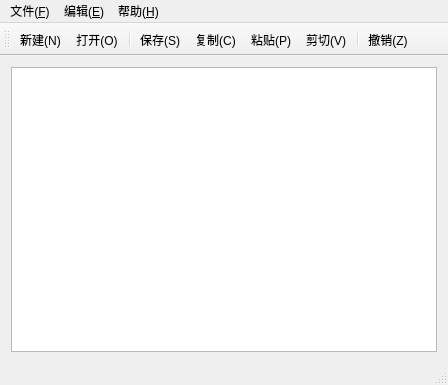
Above: mainwindow.ui from drcege/Notepad before the change. Below: the same form after it.
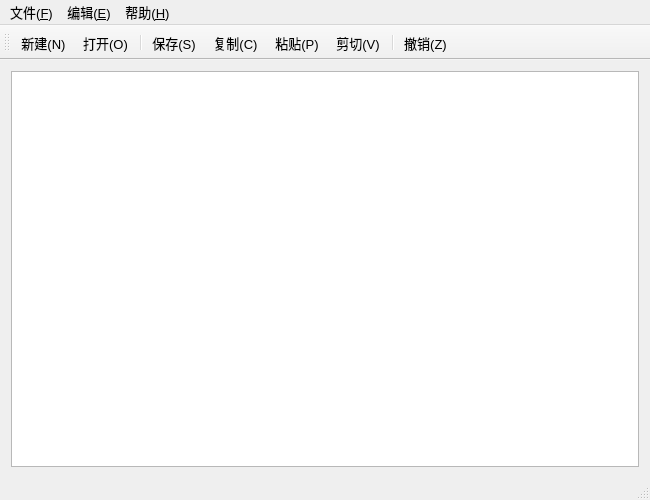
That is the form after the change. Icons and pictures are not drawn. Custom widgets are drawn as their Qt base class.

What changed in the file:
```diff
--- a/mainwindow.ui
+++ b/mainwindow.ui
@@ -9,8 +9,8 @@
    <rect>
     <x>0</x>
     <y>0</y>
-    <width>448</width>
-    <height>385</height>
+    <width>650</width>
+    <height>500</height>
    </rect>
   </property>
   <property name="sizePolicy">
@@ -19,6 +19,11 @@
     <verstretch>0</verstretch>
    </sizepolicy>
   </property>
+  <property name="font">
+   <font>
+    <pointsize>10</pointsize>
+   </font>
+  </property>
   <property name="contextMenuPolicy">
    <enum>Qt::NoContextMenu</enum>
   </property>
@@ -29,11 +34,26 @@
    <layout class="QGridLayout" name="gridLayout">
     <item row="0" column="0">
      <widget class="MyTextEdit" name="textEdit">
+      <property name="sizePolicy">
+       <sizepolicy hsizetype="Ignored" vsizetype="Expanding">
+        <horstretch>0</horstretch>
+        <verstretch>0</verstretch>
+       </sizepolicy>
+      </property>
       <property name="focusPolicy">
        <enum>Qt::StrongFocus</enum>
       </property>
+      <property name="contextMenuPolicy">
+       <enum>Qt::DefaultContextMenu</enum>
+      </property>
+      <property name="verticalScrollBarPolicy">
+       <enum>Qt::ScrollBarAsNeeded</enum>
+      </property>
+      <property name="horizontalScrollBarPolicy">
+       <enum>Qt::ScrollBarAsNeeded</enum>
+      </property>
       <property name="lineWrapMode">
-       <enum>QTextEdit::WidgetWidth</enum>
+       <enum>QTextEdit::NoWrap</enum>
       </property>
      </widget>
     </item>
@@ -44,8 +64,8 @@
     <rect>
      <x>0</x>
      <y>0</y>
-     <width>448</width>
-     <height>22</height>
+     <width>650</width>
+     <height>24</height>
     </rect>
    </property>
    <widget class="QMenu" name="menu_F">
```
Left out of the diff: 19 changed lines with no effect on the pictures.
